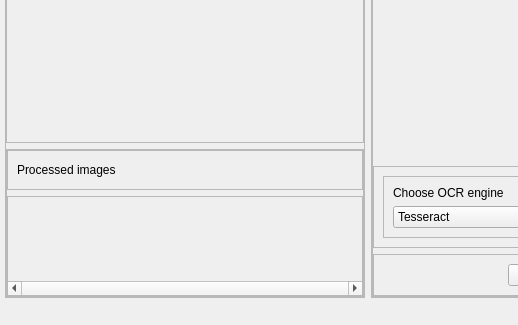
First picture: the form in src/ui/generated/mainwindow.ui, repository irakliskhirtladze/OCR_viewer, before the edit; both pictures show x 0 to 518 and y 475 to 800 of the 1088 by 800 pixel window.
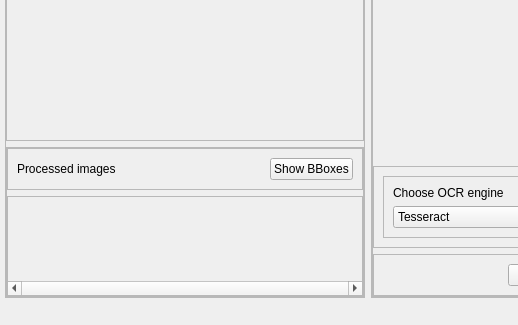
Second picture: the form after the edit. Custom widgets are drawn as their Qt base class.

```diff
--- a/src/ui/generated/mainwindow.ui
+++ b/src/ui/generated/mainwindow.ui
@@ -241,6 +241,16 @@
                </property>
               </spacer>
              </item>
+             <item>
+              <widget class="QPushButton" name="show_bboxes_btn">
+               <property name="cursor">
+                <cursorShape>PointingHandCursor</cursorShape>
+               </property>
+               <property name="text">
+                <string>Show BBoxes</string>
+               </property>
+              </widget>
+             </item>
             </layout>
            </widget>
           </item>
```
Left out of the diff: 8 changed lines with no effect on the pictures.
